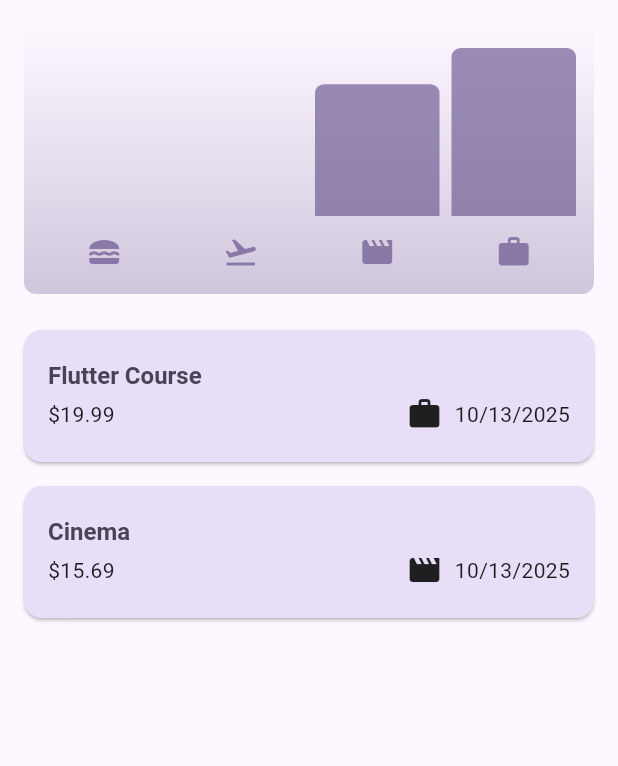
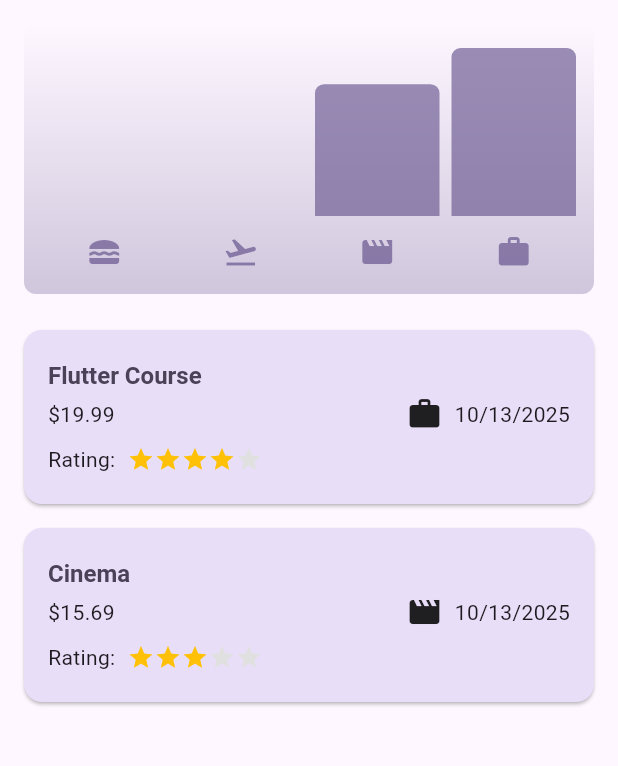
Before and after one commit to adamaguilarr/CSC322-Mobile-App-Development, a Flutter app: the screen it shows after launch, on a phone screen of 412 x 824 dp, the part 84-850 px from its top. Run offline on Flutter 3.47's test engine with Material 3 defaults, Android fonts, the phone set to English and light mode, and no system bars; drawn by our look-alikes of flutter_rating_bar; our stand-ins replace google_fonts, shared_preferences, transparent_image.

Commit message:
upgrade 5

```diff
--- a/expense_tracker/lib/models/expense.dart
+++ b/expense_tracker/lib/models/expense.dart
@@ -21,6 +21,7 @@ class Expense {
     required this.amount,
     required this.date,
     required this.category,
+    this.rating = 0,
   }) : id = uuid.v4();
 
   final String id;
@@ -28,6 +29,7 @@ class Expense {
   final double amount;
   final DateTime date;
   final Category category;
+   final int rating;
 
   String get formattedDate {
     return formatter.format(date);
--- a/expense_tracker/lib/widgets/expenses.dart
+++ b/expense_tracker/lib/widgets/expenses.dart
@@ -33,11 +33,13 @@ class _ExpensesState extends State<Expenses> {
     amount: 19.99,
     date: DateTime.now(),
     category: Category.work,
+    rating: 4,
   ),
     Expense(title: 'Cinema',
     amount: 15.69,
     date: DateTime.now(),
     category: Category.leisure,
+    rating: 3,
   ),
   ];
 
--- a/expense_tracker/lib/widgets/expenses_list/expense_item.dart
+++ b/expense_tracker/lib/widgets/expenses_list/expense_item.dart
@@ -1,5 +1,6 @@
 import 'package:flutter/material.dart';
 import 'package:expense_tracker/models/expense.dart';
+import 'package:flutter_rating_bar/flutter_rating_bar.dart';
 
 class ExpenseItem extends StatelessWidget {
   const ExpenseItem(this.expense, {super.key});
@@ -35,6 +36,24 @@ class ExpenseItem extends StatelessWidget {
                 ),
               ],
             ),
+            const SizedBox(height: 8),
+            //rating display
+            Row(
+              children: [
+                const Text('Rating:'),
+                const SizedBox(width: 8),
+                RatingBarIndicator(
+                  rating: expense.rating.toDouble(),
+                  itemBuilder: (context, _) => const Icon(
+                    Icons.star,
+                    color: Colors.amber,
+                  ),
+                  itemCount: 5,
+                  itemSize: 18.0,
+                  unratedColor: Colors.grey.shade300,
+                ),
+              ],
+            ),
           ],
         ),
       ),
--- a/expense_tracker/lib/widgets/new_expense.dart
+++ b/expense_tracker/lib/widgets/new_expense.dart
@@ -2,6 +2,8 @@ import 'package:flutter/material.dart';
 import 'package:flutter/cupertino.dart';
 import 'dart:io';
 import 'package:expense_tracker/models/expense.dart';
+import 'package:flutter_rating_bar/flutter_rating_bar.dart';
+
 
 class NewExpense extends StatefulWidget {
   const NewExpense({super.key, required this.onAddExpense});
@@ -19,6 +21,7 @@ class _NewExpenseState extends State<NewExpense> {
   final _amountController = TextEditingController();
   DateTime? _selectedDate;
   Category _selectedCategory = Category.leisure;
+  int _rating = 0;
 
   void _presentDatePicker() async {
     final now = DateTime.now();
@@ -87,6 +90,7 @@ class _NewExpenseState extends State<NewExpense> {
         amount: enteredAmount,
         date: _selectedDate!,
         category: _selectedCategory,
+        rating: _rating,
       ),
     );
     Navigator.pop(context);
@@ -225,6 +229,32 @@ class _NewExpenseState extends State<NewExpense> {
                 ],
               ),
               const SizedBox(height: 16),
+              //Rating input using flutter_rating_bar
+              Row(
+                children: [
+                  const Text('Rating:'),
+                  const SizedBox(width: 12),
+                  RatingBar.builder(
+                    initialRating: _rating.toDouble(),
+                    minRating: 0,
+                    direction: Axis.horizontal,
+                    allowHalfRating: false,
+                    itemCount: 5,
+                    itemSize: 28,
+                    unratedColor: Colors.grey.shade300,
+                    itemBuilder: (context, _) => const Icon(
+                      Icons.star,
+                      color: Colors.amber,
+                    ),
+                    onRatingUpdate: (rating) {
+                      setState(() {
+                        _rating = rating.toInt();
+                      });
+                    },
+                  ),
+                ],
+              ),
+              const SizedBox(height: 16),
               if (width >= 600)
                 Row(children: [
                   const Spacer(),
--- a/expense_tracker/pubspec.yaml
+++ b/expense_tracker/pubspec.yaml
@@ -37,6 +37,8 @@ dependencies:
   uuid: ^4.5.1
   intl: ^0.20.2
   shared_preferences: ^2.5.3
+  flutter_rating_bar: ^4.0.0
+
 
 dev_dependencies:
   flutter_test:
```
